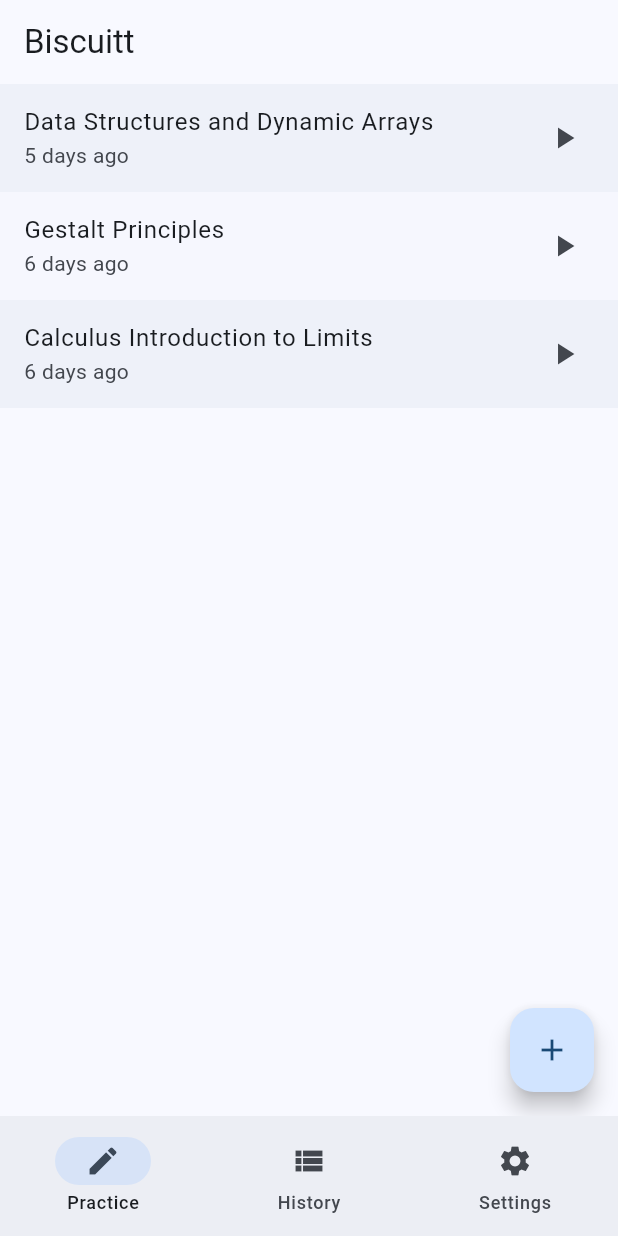
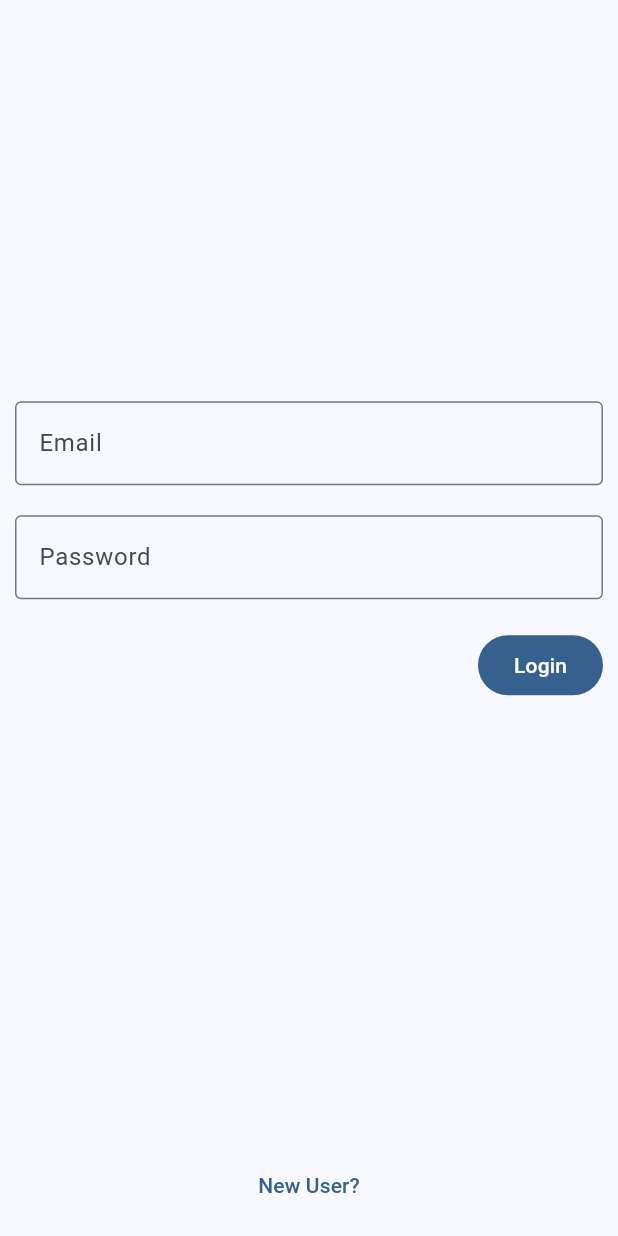
Before and after one commit to SamuelS42/biscuitt_ai, a Flutter app: the screen it shows after launch, on a phone screen of 412 x 824 dp. Run offline on Flutter 3.47's test engine with Material 2 defaults, Android fonts, the phone set to English and light mode, and no system bars; our stand-ins replace file_picker, firebase_auth, firebase_core, flutter_dotenv, go_router, timeago; accounts and stored records are empty.

```diff
--- /dev/null
+++ b/lib/login_info.dart
@@ -0,0 +1,11 @@
+import 'package:flutter/material.dart';
+
+class LoginInfo with ChangeNotifier {
+  bool _loggedIn = false;
+  bool get loggedIn => _loggedIn;
+
+  void userLoggedIn() {
+    _loggedIn = true;
+    notifyListeners();
+  }
+}
--- a/lib/main.dart
+++ b/lib/main.dart
@@ -1,17 +1,33 @@
+import 'package:biscuitt_ai/screens/auth_screen.dart';
 import 'package:biscuitt_ai/screens/history_screen.dart';
+import 'package:biscuitt_ai/screens/quiz_screen.dart';
 import 'package:biscuitt_ai/screens/settings_screen.dart';
-import 'package:biscuitt_ai/screens/quiz_screen.dart';
 import 'package:biscuitt_ai/screens/transcript_list_screen.dart';
 import 'package:biscuitt_ai/widgets/scaffold_with_nested_navigation.dart';
+import 'package:firebase_auth/firebase_auth.dart';
+import 'package:firebase_core/firebase_core.dart';
 import 'package:flutter/material.dart';
 import 'package:flutter_dotenv/flutter_dotenv.dart';
 import 'package:go_router/go_router.dart';
 
+import 'firebase_options.dart';
+import 'login_info.dart';
+
 Future main() async {
   await dotenv.load(fileName: '.env');
+  await Firebase.initializeApp(
+    options: DefaultFirebaseOptions.currentPlatform,
+  );
+  FirebaseAuth.instance.authStateChanges().listen((User? user) {
+    if (user != null) {
+      loginInfo.userLoggedIn();
+    }
+  });
+
   runApp(const BiscuittApp());
 }
 
+LoginInfo loginInfo = LoginInfo();
 final _rootNavigatorKey = GlobalKey<NavigatorState>();
 final _shellNavigatorPracticeKey =
     GlobalKey<NavigatorState>(debugLabel: 'shellPractice');
@@ -19,12 +35,30 @@ final _shellNavigatorHistoryKey =
     GlobalKey<NavigatorState>(debugLabel: 'shellHistory');
 final _shellNavigatorSettingsKey =
     GlobalKey<NavigatorState>(debugLabel: 'shellSettings');
+final _shellNavigatorAuthKey =
+    GlobalKey<NavigatorState>(debugLabel: 'shellAuth');
 
-final _router =
-    GoRouter(initialLocation: '/', navigatorKey: _rootNavigatorKey, routes: [
+final _router = GoRouter(
+    initialLocation: '/',
+    navigatorKey: _rootNavigatorKey,
+    refreshListenable: loginInfo,
+    redirect: (BuildContext context, GoRouterState state) {
+      final loggingIn = state.name == '/auth';
+      if (!loginInfo.loggedIn) return loggingIn ? null : '/auth';
+      if (loggingIn) return '/';
+      return null;
+    },
+    routes: [
+      GoRoute(
+        path: '/auth',
+        pageBuilder: (context, state) => NoTransitionPage(
+            child: Scaffold(body: AuthScreen(loginInfo: loginInfo))),
+        routes: const [],
+      ),
       StatefulShellRoute.indexedStack(
           builder: (context, state, navigationShell) {
-        return ScaffoldWithNestedNavigation(navigationShell: navigationShell);
+            return ScaffoldWithNestedNavigation(
+                navigationShell: navigationShell);
           },
           branches: [
             StatefulShellBranch(
@@ -66,10 +100,8 @@ final _router =
                   routes: [],
                 )
               ],
-        )
-
+            ),
           ])
-
     ]);
 
 class BiscuittApp extends StatelessWidget {
--- /dev/null
+++ b/lib/screens/auth_screen.dart
@@ -0,0 +1,230 @@
+import 'package:firebase_auth/firebase_auth.dart';
+import 'package:flutter/material.dart';
+
+import '../login_info.dart';
+
+class AuthScreen extends StatefulWidget {
+  const AuthScreen({super.key, required LoginInfo loginInfo});
+
+  @override
+  State<StatefulWidget> createState() => _AuthScreen();
+}
+
+class _AuthScreen extends State<AuthScreen> {
+  final TextEditingController userController = TextEditingController();
+  final TextEditingController passController = TextEditingController();
+  String loginErrText = "";
+
+  void verifyLogin() async {
+    String emailAddress = userController.value.text;
+    String password = passController.value.text;
+
+    try {
+      final credential = await FirebaseAuth.instance
+          .signInWithEmailAndPassword(email: emailAddress, password: password);
+      setState(() {
+        loginErrText = "Logged in as ${credential.user}!";
+      });
+    } on FirebaseAuthException catch (e) {
+      if (e.code == 'INVALID_LOGIN_CREDENTIALS') {
+        setState(() {
+          loginErrText = "Invalid Login.";
+        });
+      } else if (e.code == 'wrong-password') {
+        setState(() {
+          loginErrText = "Incorrect password.";
+        });
+      } else if (e.code == 'invalid-email') {
+        setState(() {
+          loginErrText = "Invalid email.";
+        });
+      } else {
+        setState(() {
+          loginErrText = "An unknown error occurred: ${e.code}";
+        });
+      }
+    }
+  }
+
+  @override
+  void initState() {
+    super.initState();
+  }
+
+  @override
+  void dispose() {
+    userController.dispose();
+    passController.dispose();
+    super.dispose();
+  }
+
+  @override
+  Widget build(BuildContext context) {
+    Widget userField = TextField(
+      controller: userController,
+      decoration: const InputDecoration(
+          border: OutlineInputBorder(), labelText: "Email"),
+    );
+
+    Widget passField = TextField(
+      controller: passController,
+      obscureText: true,
+      decoration: const InputDecoration(
+          border: OutlineInputBorder(), labelText: "Password"),
+    );
+
+    Widget submitButton = FilledButton(
+        onPressed: () => verifyLogin(), child: const Text("Login"));
+    Widget newUserButton = TextButton(
+        onPressed: () => Navigator.push(
+            context,
+            MaterialPageRoute(
+                builder: (context) => const Scaffold(body: SignupScreen()))),
+        child: const Text("New User?"));
+
+    EdgeInsets pad = const EdgeInsets.all(10);
+    return Column(
+      mainAxisAlignment: MainAxisAlignment.center,
+      crossAxisAlignment: CrossAxisAlignment.center,
+      children: [
+        const Spacer(),
+        Padding(
+          padding: pad,
+          child: userField,
+        ),
+        Padding(
+          padding: pad,
+          child: passField,
+        ),
+        Padding(
+          padding: pad,
+          child: Row(
+            children: [const Spacer(), submitButton],
+          ),
+        ),
+        Text(loginErrText),
+        const Spacer(),
+        Padding(
+          padding: pad,
+          child: newUserButton,
+        ),
+      ],
+    );
+  }
+}
+
+class SignupScreen extends StatefulWidget {
+  const SignupScreen({super.key});
+
+  @override
+  State<StatefulWidget> createState() => _SignupScreen();
+}
+
+class _SignupScreen extends State<SignupScreen> {
+  final TextEditingController userController = TextEditingController();
+  final TextEditingController passController = TextEditingController();
+  final TextEditingController passConfirmController = TextEditingController();
+  String loginErrText = "";
+
+  void signup() async {
+    String emailAddress = userController.value.text;
+    String password = passController.value.text;
+    String passwordConfirmation = passConfirmController.value.text;
+
+    if (password != passwordConfirmation) {
+      setState(() {
+        loginErrText = "Passwords must match!";
+      });
+    }
+
+    try {
+      final credential =
+          await FirebaseAuth.instance.createUserWithEmailAndPassword(
+        email: emailAddress,
+        password: password,
+      );
+    } on FirebaseAuthException catch (e) {
+      if (e.code == 'weak-password') {
+        setState(() {
+          loginErrText = "Password is too weak.";
+        });
+      } else if (e.code == 'email-already-in-use') {
+        setState(() {
+          loginErrText = "Account already exists.";
+        });
+      } else {
+        setState(() {
+          loginErrText = "An unknown error occurred: ${e.code}";
+        });
+      }
+    }
+  }
+
+  @override
+  void initState() {
+    super.initState();
+  }
+
+  @override
+  void dispose() {
+    userController.dispose();
+    passController.dispose();
+    passConfirmController.dispose();
+    super.dispose();
+  }
+
+  @override
+  Widget build(BuildContext context) {
+    Widget userField = TextField(
+      controller: userController,
+      decoration: const InputDecoration(
+          border: OutlineInputBorder(), labelText: "Email"),
+    );
+
+    Widget passField = TextField(
+      controller: passController,
+      obscureText: true,
+      decoration: const InputDecoration(
+          border: OutlineInputBorder(), labelText: "Password"),
+    );
+
+    Widget passConfirmField = TextField(
+      controller: passConfirmController,
+      obscureText: true,
+      decoration: const InputDecoration(
+          border: OutlineInputBorder(), labelText: "Confirm Password"),
+    );
+
+    Widget submitButton =
+        FilledButton(onPressed: () => signup(), child: const Text("Sign Up"));
+
+    EdgeInsets pad = const EdgeInsets.all(10);
+    return Column(
+      mainAxisAlignment: MainAxisAlignment.center,
+      crossAxisAlignment: CrossAxisAlignment.center,
+      children: [
+        const Spacer(),
+        Padding(
+          padding: pad,
+          child: userField,
+        ),
+        Padding(
+          padding: pad,
+          child: passField,
+        ),
+        Padding(
+          padding: pad,
+          child: passConfirmField,
+        ),
+        Padding(
+          padding: pad,
+          child: Row(
+            children: [const Spacer(), submitButton],
+          ),
+        ),
+        Text(loginErrText),
+        const Spacer(),
+      ],
+    );
+  }
+}
--- a/pubspec.yaml
+++ b/pubspec.yaml
@@ -47,10 +47,11 @@ dependencies:
 
   # Environmental variable support
   flutter_dotenv: ^5.1.0
-  firebase_auth: ^4.12.1
+  firebase_auth: ^4.13.0
   go_router: ^12.1.0
   timeago: ^3.6.0
   uuid: ^4.2.1
+  firebase_core: ^2.22.0
 
 dev_dependencies:
   flutter_test:
```
Also changed, not shown: lib/firebase_options.dart, pubspec.lock, 1 other file. Lines whose indentation alone changed are shown as unchanged.
